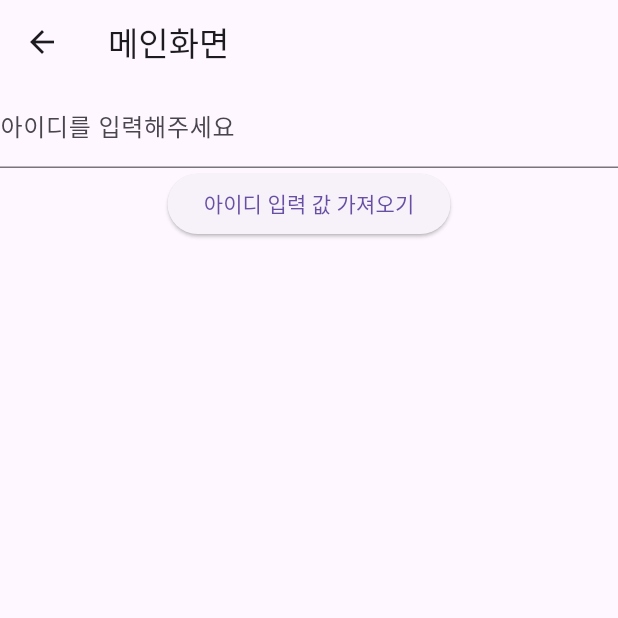
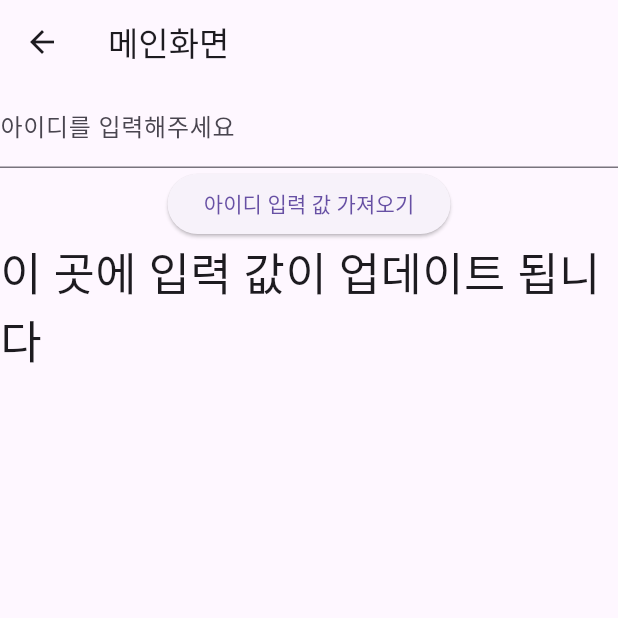
Before and after one commit to KKingmo/fluter_practice, a Flutter app: the screen it shows after launch, on a phone screen of 412 x 824 dp, the top half of it. Run offline on Flutter 3.47's test engine with Material 3 defaults, Android fonts, the phone set to English and light mode, and no system bars.

Commit message:
feat: setState 메서드로 위젯 업데이트 하기

```diff
--- a/lib/screen/main_screen.dart
+++ b/lib/screen/main_screen.dart
@@ -8,8 +8,8 @@ class MainScreen extends StatefulWidget {
 }
 
 class _MainScreenState extends State<MainScreen> {
-  List lstHello = ['홍드로이드', '안녕하세요', '반갑습니다', '즐거운 식사시간 되세요'];
   TextEditingController idController = TextEditingController();
+  String msg = '이 곳에 입력 값이 업데이트 됩니다';
 
   @override
   Widget build(BuildContext context) {
@@ -23,10 +23,16 @@ class _MainScreenState extends State<MainScreen> {
             ),
             ElevatedButton(
               onPressed: () {
-                print(idController.text.toString());
+                setState(() {
+                  msg = idController.text.toString();
+                });
               },
               child: Text('아이디 입력 값 가져오기'),
             ),
+            Text(
+              msg,
+              style: TextStyle(fontSize: 30),
+            )
           ],
         ));
   }
```
